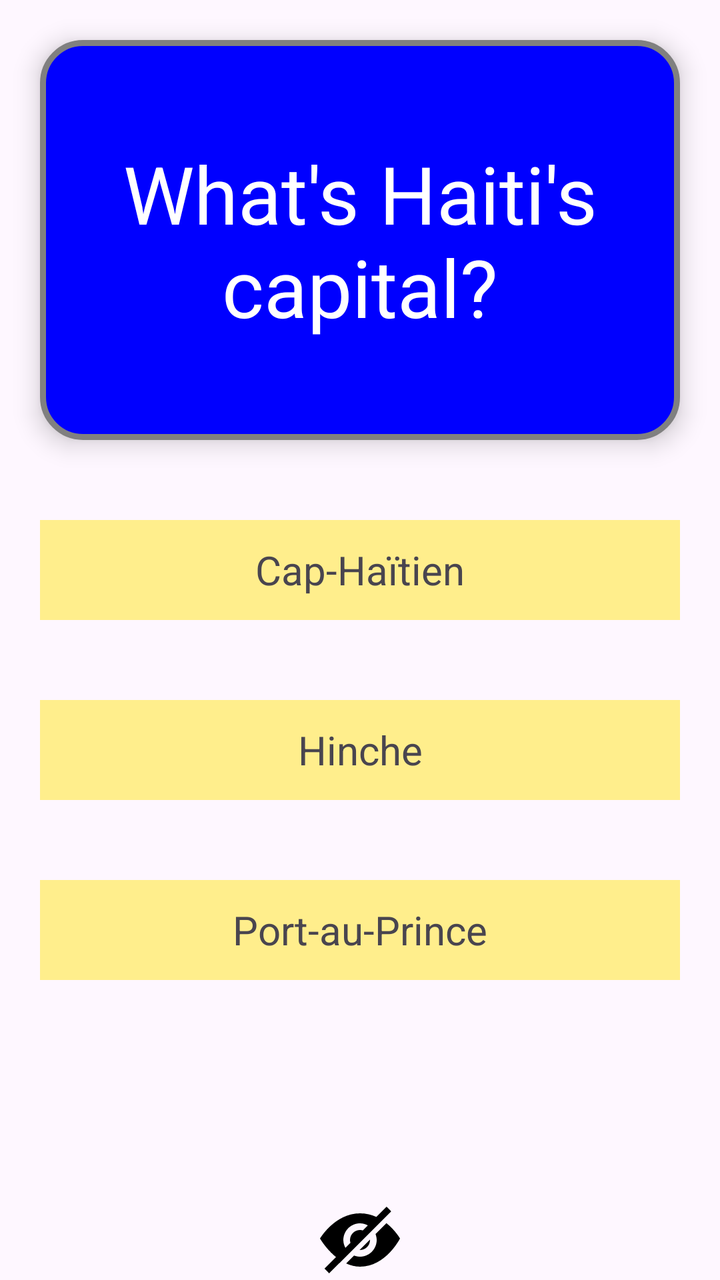
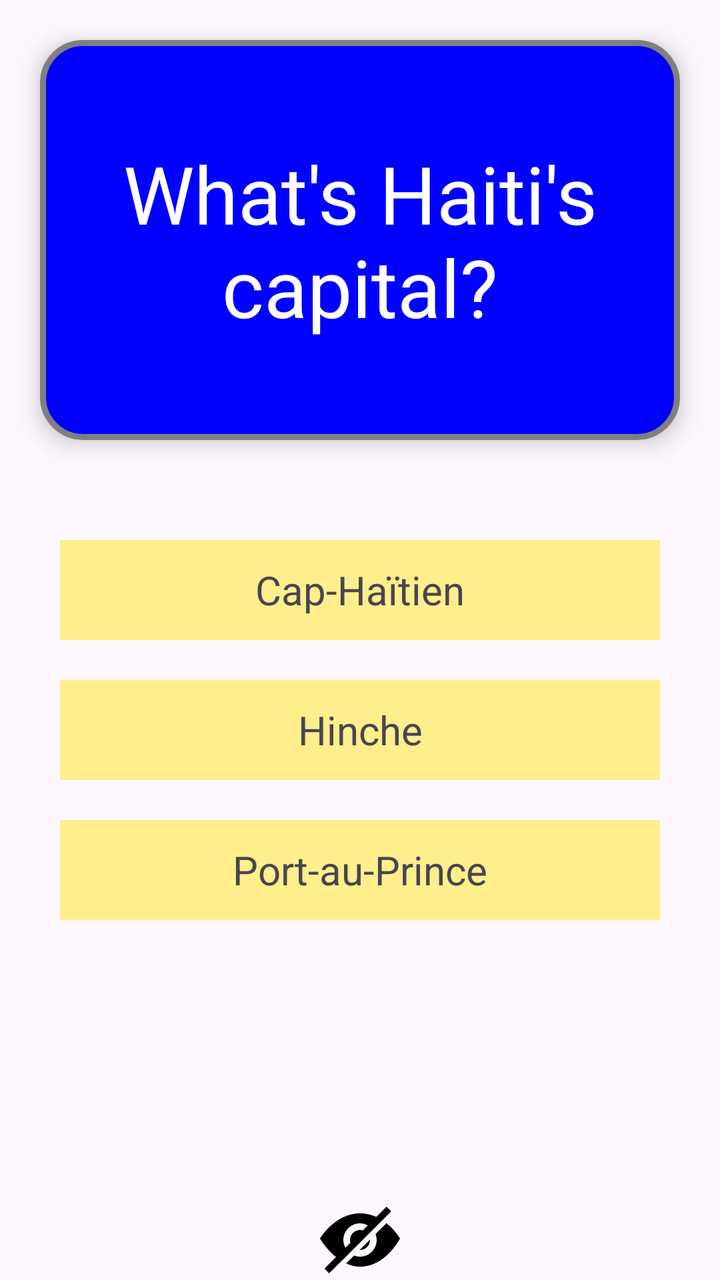

Compare the two renders of this Android layout. The source of the first and the diff that turns it into the second are given below.
<!-- AndroidManifest.xml: application theme Theme.FlashcardApp -->
<!-- res/layout/activity_main.xml -->
<?xml version="1.0" encoding="utf-8"?>
<RelativeLayout xmlns:android="http://schemas.android.com/apk/res/android"
    xmlns:app="http://schemas.android.com/apk/res-auto"
    xmlns:tools="http://schemas.android.com/tools"
    android:id="@+id/main"
    android:layout_width="match_parent"
    android:layout_height="match_parent"
    tools:context=".MainActivity">

    <TextView
        android:id="@+id/flashcard_question"
        android:layout_width="match_parent"
        android:layout_height="200dp"
        android:text="What's Haiti's capital?"
        android:textColor="@color/white"
        android:textSize="40sp"
        android:gravity="center"
        android:background="@drawable/card_background"
        android:elevation="7dp"
        android:padding="10dp"
        android:layout_margin="20dp"/>

    <TextView
        android:id="@+id/flashcard_answer"
        android:layout_width="match_parent"
        android:layout_height="200dp"
        android:text="Port-au-Prince"
        android:textSize="40sp"
        android:gravity="center"
        android:visibility="invisible"
        android:layout_margin="20dp"/>

    <TextView android:id="@+id/rep1"
        android:layout_width="match_parent"
        android:layout_height="50dp"
        android:text="Cap-Haïtien"
        android:layout_below="@+id/flashcard_question"
        android:layout_marginVertical="20dp"
        android:textSize="20sp"
        android:gravity="center"
        android:background="#ffee8c"
        android:layout_margin="20dp"/>
    <TextView android:id="@+id/rep2"
        android:layout_width="match_parent"
        android:layout_height="50dp"
        android:text="Hinche"
        android:layout_below="@+id/rep1"
        android:layout_marginVertical="20dp"
        android:textSize="20sp"
        android:gravity="center"
        android:background="#ffee8c"
        android:layout_margin="20dp"/>
    <TextView android:id="@+id/rep3"
        android:layout_width="match_parent"
        android:layout_height="50dp"
        android:text="Port-au-Prince"
        android:layout_below="@+id/rep2"
        android:layout_marginVertical="20dp"
        android:textSize="20sp"
        android:gravity="center"
        android:background="#ffee8c"
        android:layout_margin="20dp"/>

    <ImageView
        android:layout_width="40dp"
        android:layout_height="40dp"
        android:id="@+id/toggle_choices_visibility"
        android:src="@drawable/hide_icon"
        android:contentDescription="@string/img_desc"
        android:layout_alignParentBottom="true"
        android:layout_centerHorizontal="true"
        />


</RelativeLayout>
<!-- resources referenced by this layout -->
<resources>
  <color name="white">#FFFFFFFF</color>
  <!-- drawable card_background (drawable) -->
  <?xml version="1.0" encoding="utf-8"?>
  <shape xmlns:android="http://schemas.android.com/apk/res/android"
      android:shape="rectangle">
      <corners android:radius="20dp" />
      <stroke android:color="@color/grey" android:width="3dp" />
      <solid android:color="@color/blue" />
  </shape>
  <!-- drawable hide_icon (drawable) -->
  <vector xmlns:android="http://schemas.android.com/apk/res/android"
      android:width="24dp"
      android:height="24dp"
      android:viewportWidth="24"
      android:viewportHeight="24">
    <path
        android:fillColor="#FF000000"
        android:pathData="M11.885,14.988l3.104,-3.098 0.011,0.11c0,1.654 -1.346,3 -3,3l-0.115,-0.012zM19.933,6.956l-3.274,3.268c0.212,0.554 0.341,1.149 0.341,1.776 0,2.757 -2.243,5 -5,5 -0.631,0 -1.229,-0.13 -1.785,-0.344l-2.377,2.372c1.276,0.588 2.671,0.972 4.177,0.972 7.733,0 11.985,-8.449 11.985,-8.449s-1.415,-2.478 -4.067,-4.595zM21.364,3.42l-18.619,18.58 -1.382,-1.422 3.455,-3.447c-3.022,-2.45 -4.818,-5.58 -4.818,-5.58s4.446,-7.551 12.015,-7.551c1.825,0 3.456,0.426 4.886,1.075l3.081,-3.075 1.382,1.42zM7.613,14.342l1.519,-1.515c-0.077,-0.264 -0.132,-0.538 -0.132,-0.827 0,-1.654 1.346,-3 3,-3 0.291,0 0.567,0.055 0.833,0.134l1.518,-1.515c-0.704,-0.382 -1.496,-0.619 -2.351,-0.619 -2.757,0 -5,2.243 -5,5 0,0.852 0.235,1.641 0.613,2.342z"/>
  </vector>
  <string name="img_desc">Icon</string>
  <style name="Theme.FlashcardApp" parent="Base.Theme.FlashcardApp" />
  <color name="grey">#FF808080</color>
  <color name="blue">#FF0000FF</color>
  <style name="Base.Theme.FlashcardApp" parent="Theme.Material3.DayNight.NoActionBar">
          
          
      </style>
</resources>

<!-- the commit's change to res/layout/activity_main.xml (unified diff, before → after) -->
@@ -22,6 +22,7 @@
 
     <TextView
         android:id="@+id/flashcard_answer"
+        android:background="@drawable/card_resp_background"
         android:layout_width="match_parent"
         android:layout_height="200dp"
         android:text="Port-au-Prince"
@@ -30,36 +31,46 @@
         android:visibility="invisible"
         android:layout_margin="20dp"/>
 
-    <TextView android:id="@+id/rep1"
+    
+    <LinearLayout
+        android:id="@+id/answers_container"
         android:layout_width="match_parent"
-        android:layout_height="50dp"
-        android:text="Cap-Haïtien"
-        android:layout_below="@+id/flashcard_question"
-        android:layout_marginVertical="20dp"
-        android:textSize="20sp"
-        android:gravity="center"
-        android:background="#ffee8c"
-        android:layout_margin="20dp"/>
-    <TextView android:id="@+id/rep2"
-        android:layout_width="match_parent"
-        android:layout_height="50dp"
-        android:text="Hinche"
-        android:layout_below="@+id/rep1"
-        android:layout_marginVertical="20dp"
-        android:textSize="20sp"
-        android:gravity="center"
-        android:background="#ffee8c"
-        android:layout_margin="20dp"/>
-    <TextView android:id="@+id/rep3"
-        android:layout_width="match_parent"
-        android:layout_height="50dp"
-        android:text="Port-au-Prince"
-        android:layout_below="@+id/rep2"
-        android:layout_marginVertical="20dp"
-        android:textSize="20sp"
-        android:gravity="center"
-        android:background="#ffee8c"
-        android:layout_margin="20dp"/>
+        android:layout_height="wrap_content"
+        android:layout_margin="20dp"
+        android:layout_below="@id/flashcard_question"
+        android:orientation="vertical"
+        android:visibility="visible">
+
+        <TextView
+            android:id="@+id/rep1"
+            android:layout_width="match_parent"
+            android:layout_height="50dp"
+            android:layout_margin="10dp"
+            android:background="#ffee8c"
+            android:gravity="center"
+            android:text="Cap-Haïtien"
+            android:textSize="20sp" />
+
+        <TextView
+            android:id="@+id/rep2"
+            android:layout_width="match_parent"
+            android:layout_height="50dp"
+            android:layout_margin="10dp"
+            android:background="#ffee8c"
+            android:gravity="center"
+            android:text="Hinche"
+            android:textSize="20sp" />
+
+        <TextView
+            android:id="@+id/rep3"
+            android:layout_width="match_parent"
+            android:layout_height="50dp"
+            android:layout_margin="10dp"
+            android:background="#ffee8c"
+            android:gravity="center"
+            android:text="Port-au-Prince"
+            android:textSize="20sp" />
+    </LinearLayout>
 
     <ImageView
         android:layout_width="40dp"
<!-- resource entries referenced after the edit -->
@@ -8,6 +8,14 @@
       <corners android:radius="20dp" />
       <stroke android:color="@color/grey" android:width="3dp" />
       <solid android:color="@color/blue" />
+  </shape>
+  <!-- drawable card_resp_background (drawable) -->
+  <?xml version="1.0" encoding="utf-8"?>
+  <shape xmlns:android="http://schemas.android.com/apk/res/android"
+      android:shape="rectangle">
+      <corners android:radius="20dp" />
+      <stroke android:color="@color/grey" android:width="3dp" />
+      <solid android:color="@color/green" />
   </shape>
   <!-- drawable hide_icon (drawable) -->
   <vector xmlns:android="http://schemas.android.com/apk/res/android"
@@ -23,6 +31,7 @@
   <style name="Theme.FlashcardApp" parent="Base.Theme.FlashcardApp" />
   <color name="grey">#FF808080</color>
   <color name="blue">#FF0000FF</color>
+  <color name="green">#FF00FF00</color>
   <style name="Base.Theme.FlashcardApp" parent="Theme.Material3.DayNight.NoActionBar">
           
           
